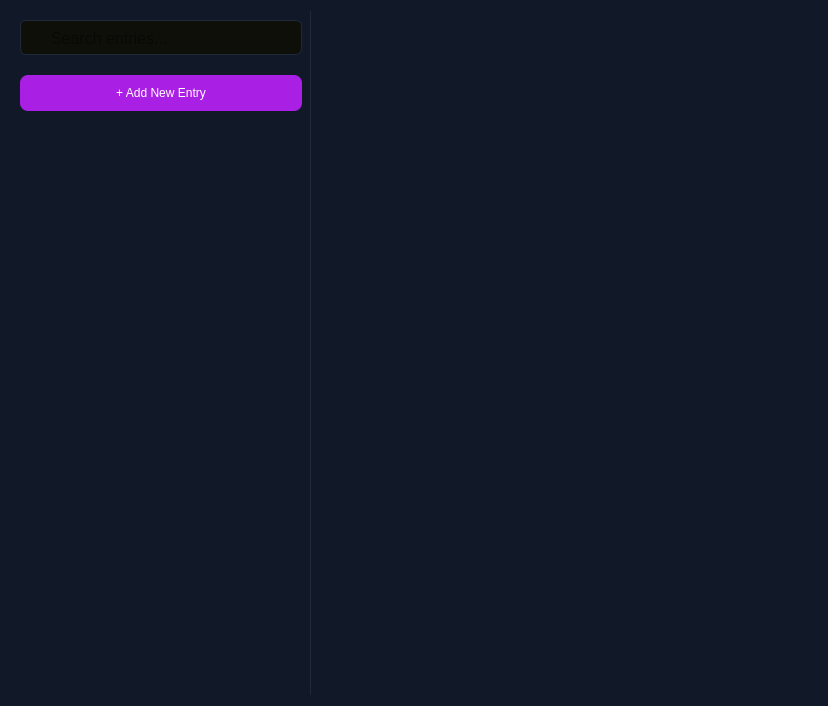
Qt form src/mainContent/viewentries.ui (Keypr-org/qt_client) before a commit.
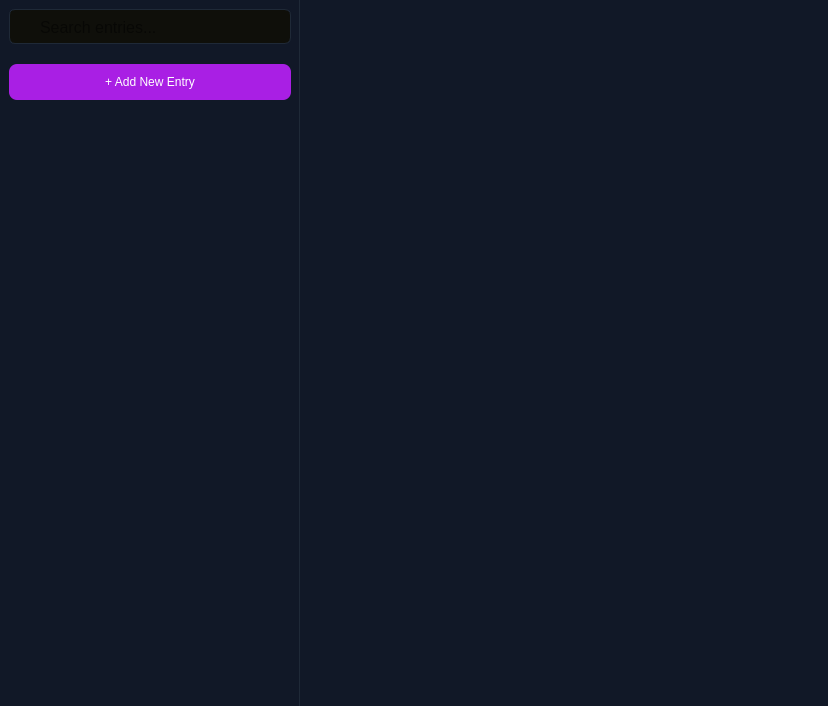
The same form after that commit. Icons and pictures are not drawn.

Diff of the .ui file:
```diff
--- a/src/mainContent/viewentries.ui
+++ b/src/mainContent/viewentries.ui
@@ -23,6 +23,21 @@
 }</string>
   </property>
   <layout class="QHBoxLayout" name="horizontalLayout" stretch="3,7">
+   <property name="spacing">
+    <number>0</number>
+   </property>
+   <property name="leftMargin">
+    <number>0</number>
+   </property>
+   <property name="topMargin">
+    <number>0</number>
+   </property>
+   <property name="rightMargin">
+    <number>0</number>
+   </property>
+   <property name="bottomMargin">
+    <number>0</number>
+   </property>
    <item>
     <widget class="QWidget" name="entries" native="true">
      <property name="minimumSize">
@@ -32,7 +47,11 @@
       </size>
      </property>
      <property name="styleSheet">
-      <string notr="true">#newItemButton {
+      <string notr="true">#entries {
+	border-right: 1px solid #1F2937;
+}
+
+#newItemButton {
 	background: #A91FE4;
 	color: #FFFFFF;
 	border-radius: 8px;
@@ -139,7 +158,11 @@
     </widget>
    </item>
    <item>
-    <widget class="QWidget" name="oneEntryPage" native="true"/>
+    <widget class="QWidget" name="oneEntryPage" native="true">
+     <property name="styleSheet">
+      <string notr="true"/>
+     </property>
+    </widget>
    </item>
   </layout>
  </widget>
```
